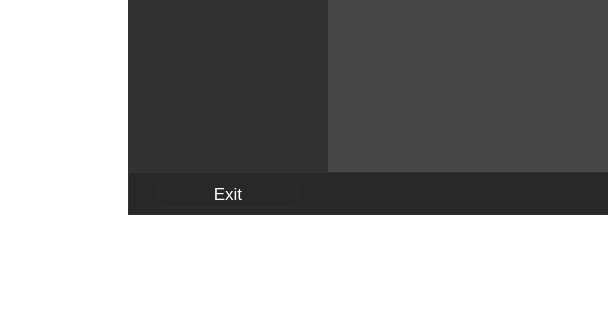
Before: the Qt Designer form EscapeDialog.ui in UCSolarCarTeam/Delta-Desktop-Client-Telemetry, drawn with Qt 5; both pictures show x 0 to 608 and y 391 to 711 of the 1055 by 711 pixel window.
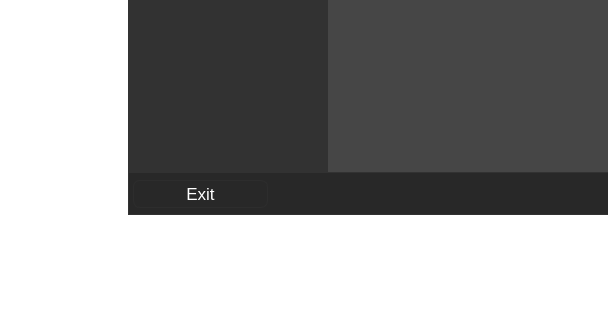
After: the same form once the commit is applied. Icons and pictures are not drawn.

Commit message: final commit before i go home

Diff of the .ui file:
```diff
--- a/EscapeDialog.ui
+++ b/EscapeDialog.ui
@@ -602,8 +602,7 @@
               <property name="styleSheet">
                <string notr="true">padding: 3px;
 margin: 5px;
-margin-left:30px;
-margin-right: 230px;
+margin-right: 260px;
 color: rgb(255,255,255);
 border: 1px solid rgb(45,45,45);
 border-radius: 7px;
```
The commit also changes 1 other file.
